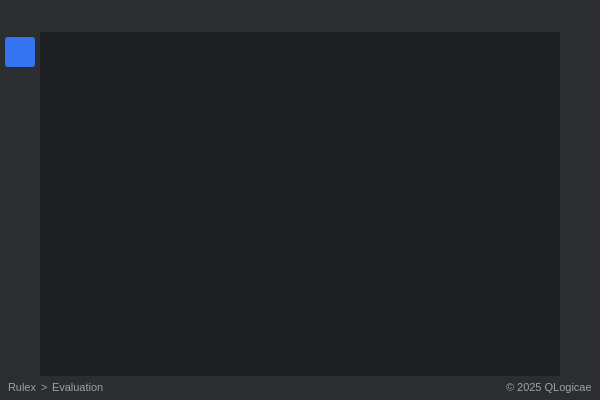
The window that qlogicae_rulex/mainmenu.ui (CedricDeVon/qlogicae_rulex) describes before a commit, drawn with Qt 5.
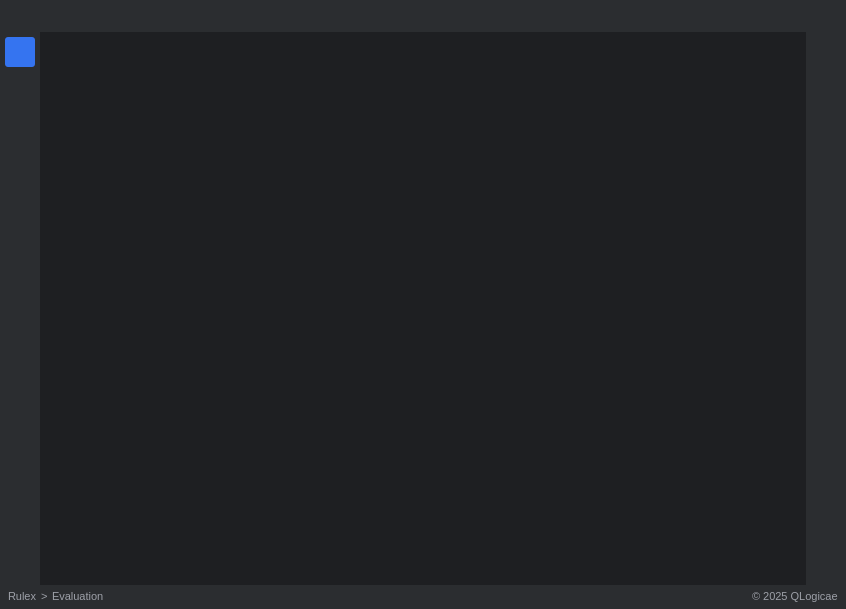
The same window after the commit. The open tabs and pages were chosen to show the change. Icons and pictures are not drawn.

Patch:
```diff
--- a/qlogicae_rulex/mainmenu.ui
+++ b/qlogicae_rulex/mainmenu.ui
@@ -6,8 +6,8 @@
    <rect>
     <x>0</x>
     <y>0</y>
-    <width>600</width>
-    <height>400</height>
+    <width>846</width>
+    <height>609</height>
    </rect>
   </property>
   <property name="windowTitle">
@@ -427,6 +427,12 @@
       </item>
       <item>
        <widget class="QWidget" name="horizontalWidget_10" native="true">
+        <property name="sizePolicy">
+         <sizepolicy hsizetype="Expanding" vsizetype="Expanding">
+          <horstretch>0</horstretch>
+          <verstretch>0</verstretch>
+         </sizepolicy>
+        </property>
         <property name="autoFillBackground">
          <bool>false</bool>
         </property>
@@ -449,8 +455,14 @@
          <property name="bottomMargin">
           <number>24</number>
          </property>
-         <item alignment="Qt::AlignmentFlag::AlignLeft|Qt::AlignmentFlag::AlignTop">
+         <item>
           <widget class="QStackedWidget" name="stackedWidget">
+           <property name="sizePolicy">
+            <sizepolicy hsizetype="Expanding" vsizetype="Expanding">
+             <horstretch>0</horstretch>
+             <verstretch>0</verstretch>
+            </sizepolicy>
+           </property>
            <property name="minimumSize">
             <size>
              <width>0</width>
@@ -459,8 +471,8 @@
            </property>
            <property name="maximumSize">
             <size>
-             <width>550</width>
-             <height>800</height>
+             <width>16777215</width>
+             <height>16777215</height>
             </size>
            </property>
            <property name="autoFillBackground">
```
Left out of the diff: 2 changed lines with no effect on the pictures.
